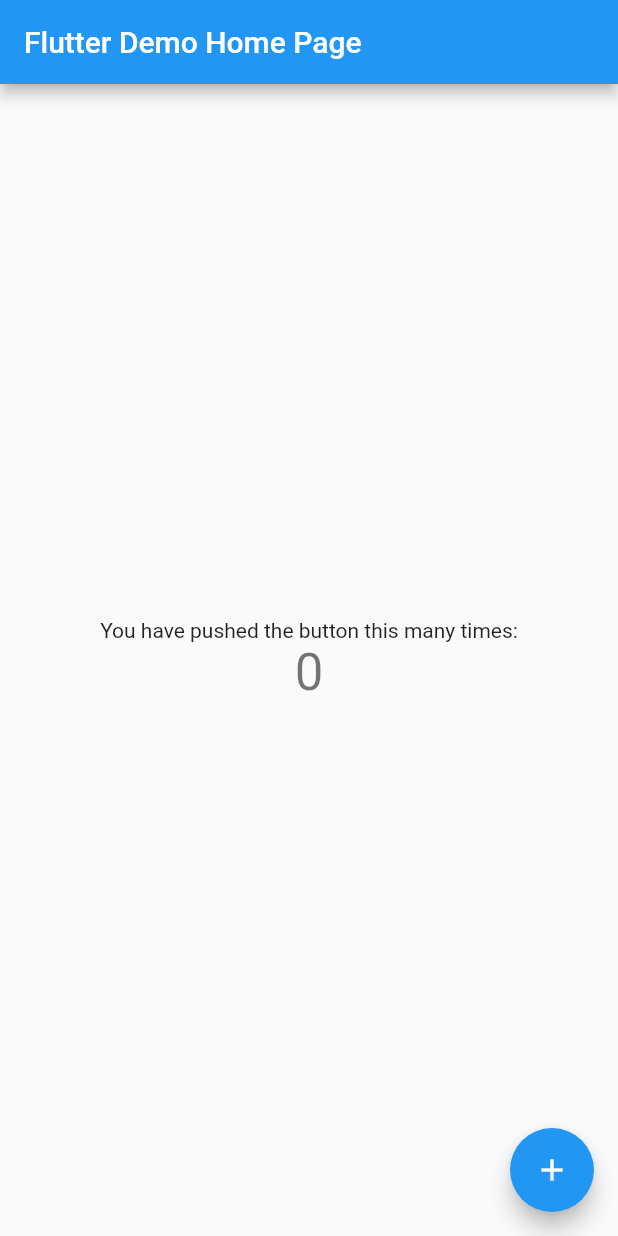
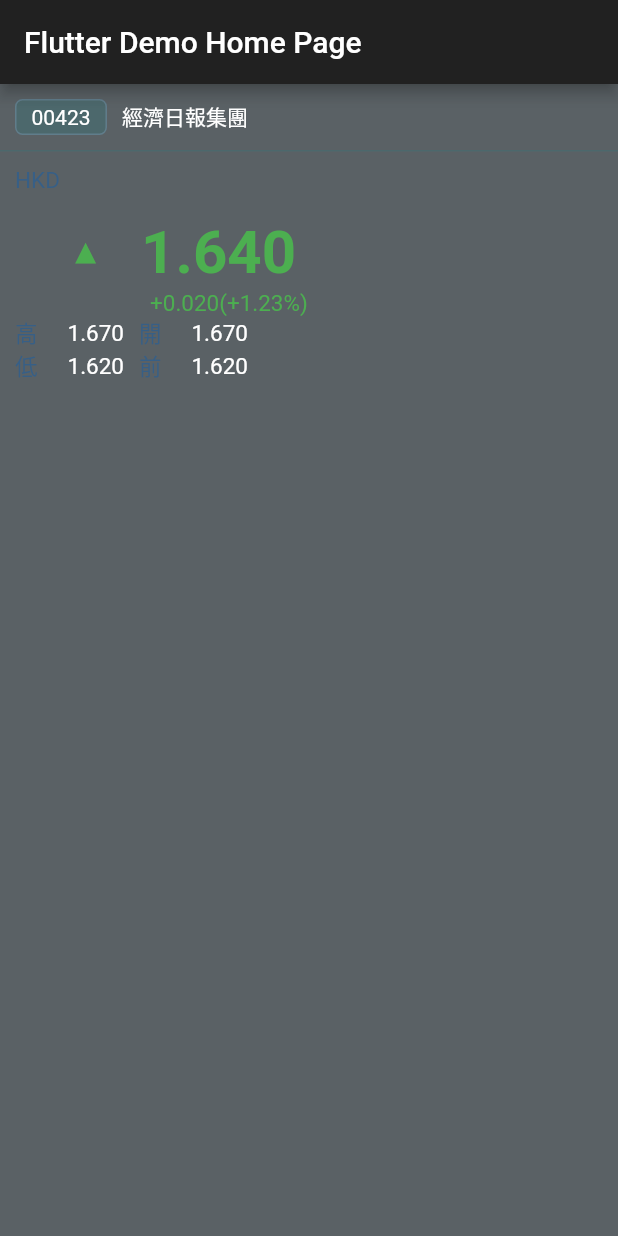
Before and after one commit to alexLauhw/test, a Flutter app: the screen it shows after launch, on a phone screen of 412 x 824 dp. Run offline on Flutter 3.47's test engine with Material 2 defaults, Android fonts, the phone set to English and light mode, and no system bars.

Commit message:
Update UI handle

```diff
--- a/my_app/lib/main.dart
+++ b/my_app/lib/main.dart
@@ -1,31 +1,21 @@
+import 'dart:ui';
+
 import 'package:flutter/material.dart';
+import 'package:flutter/rendering.dart';
 
 void main() {
   runApp(MyApp());
 }
 
 class MyApp extends StatelessWidget {
-  // This widget is the root of your application.
   @override
   Widget build(BuildContext context) {
     return MaterialApp(
       title: 'Flutter Demo',
       theme: ThemeData(
-        // This is the theme of your application.
-        //
-        // Try running your application with "flutter run". You'll see the
-        // application has a blue toolbar. Then, without quitting the app, try
-        // changing the primarySwatch below to Colors.green and then invoke
-        // "hot reload" (press "r" in the console where you ran "flutter run",
-        // or simply save your changes to "hot reload" in a Flutter IDE).
-        // Notice that the counter didn't reset back to zero; the application
-        // is not restarted.
-        primarySwatch: Colors.blue,
-        // This makes the visual density adapt to the platform that you run
-        // the app on. For desktop platforms, the controls will be smaller and
-        // closer together (more dense) than on mobile platforms.
-        visualDensity: VisualDensity.adaptivePlatformDensity,
-      ),
+          primarySwatch: Colors.blueGrey,
+          visualDensity: VisualDensity.adaptivePlatformDensity,
+          brightness: Brightness.dark),
       home: MyHomePage(title: 'Flutter Demo Home Page'),
     );
   }
@@ -33,16 +23,6 @@ class MyApp extends StatelessWidget {
 
 class MyHomePage extends StatefulWidget {
   MyHomePage({Key key, this.title}) : super(key: key);
-
-  // This widget is the home page of your application. It is stateful, meaning
-  // that it has a State object (defined below) that contains fields that affect
-  // how it looks.
-
-  // This class is the configuration for the state. It holds the values (in this
-  // case the title) provided by the parent (in this case the App widget) and
-  // used by the build method of the State. Fields in a Widget subclass are
-  // always marked "final".
-
   final String title;
 
   @override
@@ -50,68 +30,130 @@ class MyHomePage extends StatefulWidget {
 }
 
 class _MyHomePageState extends State<MyHomePage> {
-  int _counter = 0;
-
-  void _incrementCounter() {
-    setState(() {
-      // This call to setState tells the Flutter framework that something has
-      // changed in this State, which causes it to rerun the build method below
-      // so that the display can reflect the updated values. If we changed
-      // _counter without calling setState(), then the build method would not be
-      // called again, and so nothing would appear to happen.
-      _counter++;
-    });
+  @override
+  Widget build(BuildContext context) {
+    return Scaffold(
+      backgroundColor: Color.fromRGBO(19, 29, 34, 0.7),
+      appBar: AppBar(
+        title: Text(widget.title),
+      ),
+      body: SafeArea(
+        child: SingleChildScrollView(
+            child: Column(
+          children: <Widget>[
+            Container(
+              child: Row(
+                children: <Widget>[
+                  Flexible(
+                      child: Container(
+                    margin: const EdgeInsets.all(10.0),
+                    padding: const EdgeInsets.only(
+                        left: 10, right: 10, top: 3, bottom: 3),
+                    decoration: myBoxDecoration(),
+                    child: Text(
+                      '00423',
+                      textAlign: TextAlign.center,
+                      style: TextStyle(color: Colors.white),
+                    ),
+                  )),
+                  Flexible(
+                    child: Text(
+                      '經濟日報集團',
+                      textAlign: TextAlign.center,
+                      style: TextStyle(color: Colors.white),
+                    ),
+                  )
+                ],
+                mainAxisAlignment: MainAxisAlignment.start,
+              ),
+            ),
+            Container(
+              color: Color.fromRGBO(64, 112, 117, 0.5), // Yellow
+              height: 1.0,
+            ),
+            Container(
+              padding: EdgeInsets.all(10),
+              child: Row(children: <Widget>[
+                Text('HKD',
+                    style: TextStyle(color: Color.fromRGBO(55, 95, 134, 1), fontSize: 15)),
+              ]),
+            ),
+            Container(
+              padding: EdgeInsets.only(left: 50),
+              child: Row(children: <Widget>[
+                Text('▴   1.640',
+                    style: TextStyle(
+                        color: Colors.green,
+                        fontSize: 40,
+                        fontWeight: FontWeight.bold)),
+              ]),
+            ),
+            Container(
+              padding: EdgeInsets.only(left: 100),
+              child: Row(children: <Widget>[
+                Text('+0.020(+1.23%)',
+                    style: TextStyle(color: Colors.green, fontSize: 15)),
+              ]),
+            ),
+            Container(
+              padding: EdgeInsets.only(left:10),
+              child: Row(children: <Widget>[
+                Flexible(
+                  child: Text('高',
+                      style: TextStyle(color: Color.fromRGBO(55, 95, 134, 1), fontSize: 15)),
+                ),
+                Container(width: 20),
+                Flexible(
+                  child: Text('1.670',
+                      style: TextStyle(color: Colors.white, fontSize: 15)),
+                ),
+                Container(width: 10),
+                Flexible(
+                  child: Text('開',
+                      style: TextStyle(color: Color.fromRGBO(55, 95, 134, 1), fontSize: 15)),
+                ),
+                Container(width: 20),
+                Flexible(
+                  child: Text('1.670',
+                      style: TextStyle(color: Colors.white, fontSize: 15)),
+                )
+              ]),
+            ),
+            Container(
+              padding: EdgeInsets.only(left:10),
+              child: Row(children: <Widget>[
+                Flexible(
+                  child: Text('低',
+                      style: TextStyle(color: Color.fromRGBO(55, 95, 134, 1), fontSize: 15)),
+                ),
+                Container(width: 20),
+                Flexible(
+                  child: Text('1.620',
+                      style: TextStyle(color: Colors.white, fontSize: 15)),
+                ),
+                Container(width: 10),
+                Flexible(
+                  child: Text('前',
+                      style: TextStyle(color: Color.fromRGBO(55, 95, 134, 1), fontSize: 15)),
+                ),
+                Container(width: 20),
+                Flexible(
+                  child: Text('1.620',
+                      style: TextStyle(color: Colors.white, fontSize: 15)),
+                )
+              ]),
+            ),
+          ],
+        )),
+      ),
+    );
   }
 
-  @override
-  Widget build(BuildContext context) {
-    // This method is rerun every time setState is called, for instance as done
-    // by the _incrementCounter method above.
-    //
-    // The Flutter framework has been optimized to make rerunning build methods
-    // fast, so that you can just rebuild anything that needs updating rather
-    // than having to individually change instances of widgets.
-    return Scaffold(
-      appBar: AppBar(
-        // Here we take the value from the MyHomePage object that was created by
-        // the App.build method, and use it to set our appbar title.
-        title: Text(widget.title),
-      ),
-      body: Center(
-        // Center is a layout widget. It takes a single child and positions it
-        // in the middle of the parent.
-        child: Column(
-          // Column is also a layout widget. It takes a list of children and
-          // arranges them vertically. By default, it sizes itself to fit its
-          // children horizontally, and tries to be as tall as its parent.
-          //
-          // Invoke "debug painting" (press "p" in the console, choose the
-          // "Toggle Debug Paint" action from the Flutter Inspector in Android
-          // Studio, or the "Toggle Debug Paint" command in Visual Studio Code)
-          // to see the wireframe for each widget.
-          //
-          // Column has various properties to control how it sizes itself and
-          // how it positions its children. Here we use mainAxisAlignment to
-          // center the children vertically; the main axis here is the vertical
-          // axis because Columns are vertical (the cross axis would be
-          // horizontal).
-          mainAxisAlignment: MainAxisAlignment.center,
-          children: <Widget>[
-            Text(
-              'You have pushed the button this many times:',
-            ),
-            Text(
-              '$_counter',
-              style: Theme.of(context).textTheme.headline4,
-            ),
-          ],
-        ),
-      ),
-      floatingActionButton: FloatingActionButton(
-        onPressed: _incrementCounter,
-        tooltip: 'Increment',
-        child: Icon(Icons.add),
-      ), // This trailing comma makes auto-formatting nicer for build methods.
+  BoxDecoration myBoxDecoration() {
+    return BoxDecoration(
+      border: Border.all(width: 1.0, color: Colors.blueGrey),
+      color: Color.fromRGBO(64, 112, 117, 0.5),
+      borderRadius: BorderRadius.all(Radius.circular(5.0)),
     );
   }
 }
```
